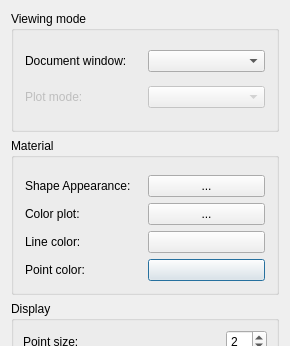
southseact-3d/fcd, file src/Mod/Material/Gui/DlgDisplayProperties.ui: the form before one commit; both pictures show x 0 to 290 and y 0 to 346 of the 290 by 503 pixel window.
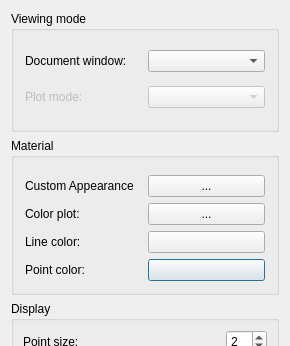
The form after the commit. Custom widgets are drawn as their Qt base class.

Commit message:
Material: Appearance Updates 2
Improves the use of the ShapeAppearance property for the Part workbench.

    removes DiffuseColor property
        adds Python compatibility using custom attributes
        transitions DiffuseColor to ShapeAppearance on open
    Improved UI elements for setting object appearance, and appearance per face
    Lays the foundation for future texture support

What changed in the file:
```diff
--- a/src/Mod/Material/Gui/DlgDisplayProperties.ui
+++ b/src/Mod/Material/Gui/DlgDisplayProperties.ui
@@ -369,7 +369,7 @@
         <item row="0" column="0">
          <widget class="QLabel" name="label_6">
           <property name="text">
-           <string>Shape Appearance:</string>
+           <string>Custom Appearance</string>
           </property>
          </widget>
         </item>
```
Left out of the diff: 2 changed lines with no effect on the pictures. The commit also changes 54 other files.
